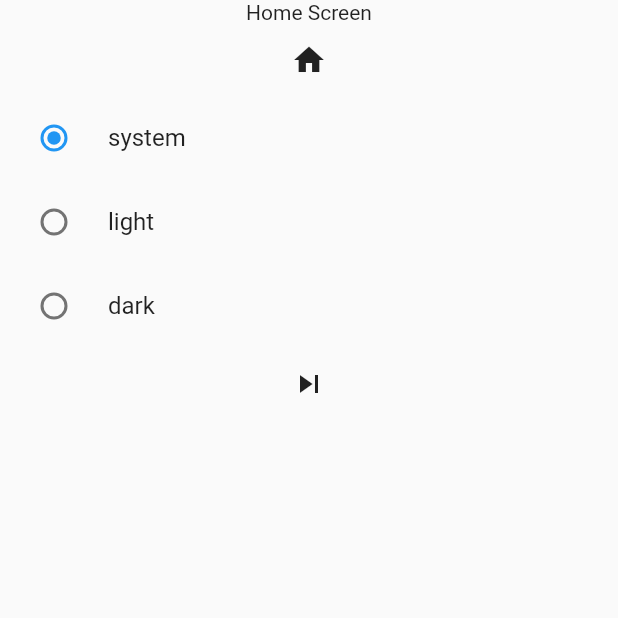
After one commit to thanoofayoob/flutter_bloc_base_project, a Flutter app: the screen it shows after launch, on a phone screen of 412 x 824 dp, the top half of it. The commit adds this screen. Run offline on Flutter 3.47's test engine with Material 2 defaults, Android fonts, the light colour scheme and no system bars; our stand-ins replace bloc, device_info_plus, dio, equatable, flutter_bloc, get_it and 2 more.

Commit message:
working on authentication module

```diff
--- a/lib/src/core/network/network_exceptions.dart
+++ b/lib/src/core/network/network_exceptions.dart
@@ -8,7 +8,7 @@ class AppException implements Exception {
 
   @override
   String toString() {
-    return "$_message";
+    return "$_message\n $_prefix ";
   }
 }
 
--- /dev/null
+++ b/lib/src/presentation/authentication/ui/home_page.dart
@@ -0,0 +1,51 @@
+import 'package:flutter/material.dart';
+import 'package:flutter_bloc/flutter_bloc.dart';
+import 'package:go_router/go_router.dart';
+
+import '../../app_themes/bloc/theme_bloc.dart';
+import '../../router/route_utils.dart';
+
+class HomePage extends StatelessWidget {
+  const HomePage({super.key});
+
+  @override
+  Widget build(BuildContext context) {
+    return Scaffold(
+      body: SafeArea(
+        child: Center(
+          child: Column(
+            children: [
+              const Text('Home Screen'),
+              IconButton(onPressed: () {}, icon: const Icon(Icons.home)),
+              BlocBuilder<ThemeBloc, ThemeState>(
+                builder: (context, state) {
+                  return Column(
+                    children: <Widget>[
+                      ...ThemeMode.values.map((themeMode) {
+                        return RadioListTile<ThemeMode>(
+                          value: themeMode,
+                          groupValue: state.themeMode,
+                          title: Text(themeMode.name),
+                          onChanged: (newThemeMode) {
+                            if (newThemeMode != null) {
+                              context.read<ThemeBloc>().add(
+                                  ThemeModeSwitched(themeMode: newThemeMode));
+                            }
+                          },
+                        );
+                      }).toList(),
+                      IconButton(
+                          icon: Icon(Icons.skip_next),
+                          onPressed: () =>
+                              context.goNamed(APPAGE.login.toName)),
+                    ],
+                  );
+                },
+              ),
+            ],
+          ),
+        ),
+      ),
+    );
+  }
+}
--- a/lib/src/presentation/router/app_router.dart
+++ b/lib/src/presentation/router/app_router.dart
@@ -1,7 +1,11 @@
 import 'package:flutter/material.dart';
 import 'package:flutter_bloc_base_project/main.dart';
+import 'package:flutter_bloc_base_project/src/presentation/authentication/ui/home_page.dart';
+import 'package:flutter_bloc_base_project/src/presentation/authentication/ui/on_boarding_screens.dart';
 import 'package:flutter_bloc_base_project/src/presentation/router/route_utils.dart';
 import 'package:go_router/go_router.dart';
+
+import '../authentication/ui/login_page.dart';
 
 class AppRouter {
   static final GoRouter goRouter = GoRouter(
@@ -13,18 +17,21 @@ class AppRouter {
         name: APPAGE.home.toName,
         pageBuilder: (context, state) => MaterialPage<void>(
             key: state.pageKey,
-            child: MyHomePage(
+            child: HomePage(
               key: state.pageKey,
             )),
       ),
       GoRoute(
         path: APPAGE.login.toPath,
         name: APPAGE.login.toName,
+        pageBuilder: (context, state) =>
+            MaterialPage<void>(key: state.pageKey, child: const LoginScreen()),
+      ),
+      GoRoute(
+        path: APPAGE.splash.toPath,
+        name: APPAGE.splash.toName,
         pageBuilder: (context, state) => MaterialPage<void>(
-            key: state.pageKey,
-            child: LoginPage(
-              key: state.pageKey,
-            )),
+            key: state.pageKey, child: const OnBoardingScreen()),
       ),
       // GoRoute(
       //   path: '/profile/:id',
```
Also changed, not shown: lib/main.dart (+67 -68 lines), lib/src/presentation/authentication/bloc/auth_bloc.dart (added, +13 -0 lines), lib/src/presentation/authentication/bloc/auth_event.dart (added, +8 -0 lines), lib/src/presentation/authentication/bloc/auth_state.dart (added, +10 -0 lines), lib/src/presentation/authentication/ui/login_page.dart (added, +21 -0 lines), lib/src/presentation/authentication/ui/on_boarding_screens.dart (added, +16 -0 lines).
